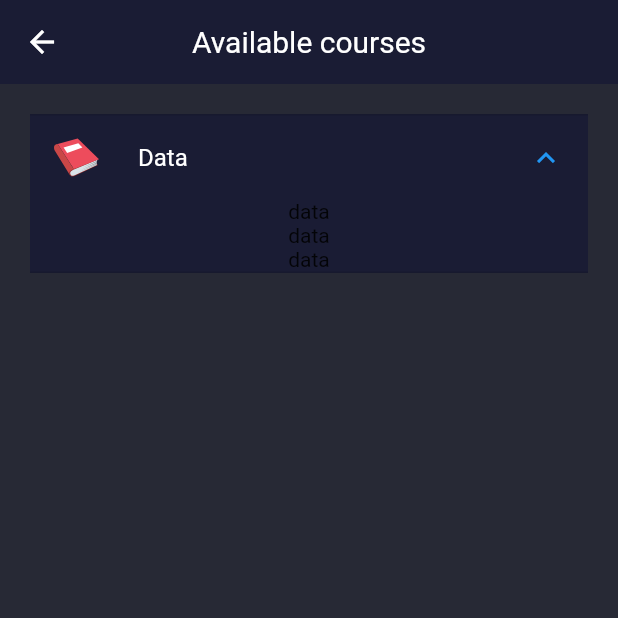
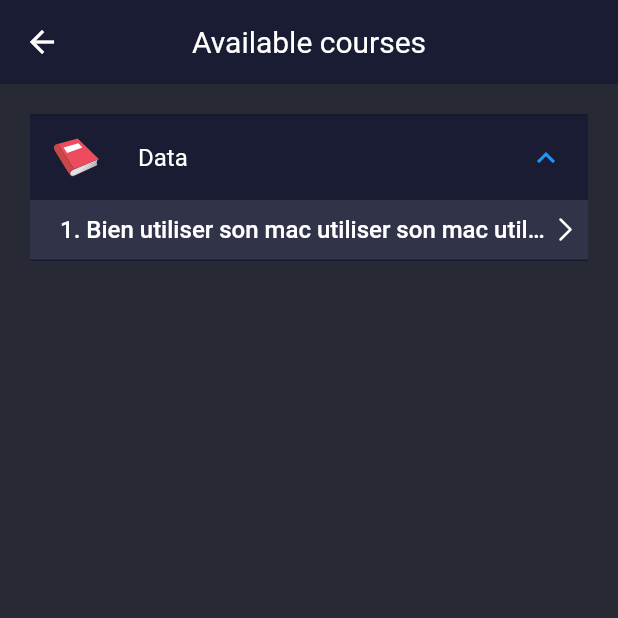
Before and after one commit to MisterPerfect007/NaN-class, a Flutter app: the CoursesPage screen opened directly, after a tap on "Data", on a phone screen of 412 x 824 dp, the top half of it. Run offline on Flutter 3.47's test engine with Material 2 defaults, Android fonts, the phone set to English and light mode, and no system bars; our stand-ins replace dartz, equatable, flutter_bloc, flutter_svg, google_sign_in; network calls fail.

Commit message:
Home and course feature

```diff
--- a/lib/features/courses/presenter/pages/courses_page.dart
+++ b/lib/features/courses/presenter/pages/courses_page.dart
@@ -1,6 +1,7 @@
 import 'package:flutter/material.dart';
 import 'package:flutter_svg/svg.dart';
 import 'package:nan_class/ui/colors/app_colors.dart';
+import 'package:nan_class/ui/svg_icons/svg_icons.dart';
 
 class CoursesPage extends StatelessWidget {
   const CoursesPage({super.key});
@@ -22,22 +23,47 @@ class CoursesPage extends StatelessWidget {
                 Container(
                     color: AppColors.mainViolet,
                     child: ExpansionTile(
-                      title: const Text('Data', overflow: TextOverflow.ellipsis, style: TextStyle(color: Colors.white),),
+                      title: const Text(
+                        'Data',
+                        overflow: TextOverflow.ellipsis,
+                        style: TextStyle(color: Colors.white),
+                      ),
                       collapsedIconColor: Colors.white,
                       leading: SvgPicture.asset(
                           "assets/app/content/closed-book.svg",
                           width: 30),
                       children: [
-                        Text("data"),
-                        Text("data"),
-                        Text("data"),
-                        // Text("data"),
-                        // Text("data"),
-                        // Text("data"),
-                        // Text("data"),
+                        Material(
+                          color: Colors.transparent,
+                          child: InkWell(
+                            onTap: () {},
+                            // splashColor: Colors.red,
+                            child: Container(
+                              padding: const EdgeInsets.only(
+                                  left: 20, right: 5, top: 10, bottom: 10),
+                              color: Colors.white.withOpacity(0.1),
+                              child: Row(
+                                children: const [
+                                  Expanded(
+                                    child: Text(
+                                          "1. Bien utiliser son mac utiliser son mac utiliser son mac",
+                                          maxLines: 1,
+                                          style: TextStyle(
+                                              color: Colors.white, fontSize: 16, fontWeight: FontWeight.w500),
+                                          overflow: TextOverflow.ellipsis,
+                                        )
+                                  ),
+                                  SvgIcon(
+                                    icon: SvgIcons.chevronRight,
+                                    color: Colors.white,
+                                  )
+                                ],
+                              ),
+                            ),
+                          ),
+                        )
                       ],
                     ))
-                /* ListTile(leading: Container(height: 5, width: 5, color: Colors.red, ),title: Text('title'),) */
               ],
             ),
           ),
--- /dev/null
+++ b/lib/features/home/presenter/bloc/home_event.dart
@@ -0,0 +1,16 @@
+part of 'home_bloc.dart';
+
+abstract class HomeEvent extends Equatable {
+  const HomeEvent();
+
+  @override
+  List<Object> get props => [];
+}
+
+class GetUser extends HomeEvent{
+  final String googleUserId;
+  const GetUser(this.googleUserId);
+
+  @override
+  List<Object> get props => [googleUserId];
+}
--- /dev/null
+++ b/lib/features/home/presenter/bloc/home_state.dart
@@ -0,0 +1,29 @@
+part of 'home_bloc.dart';
+
+abstract class HomeState extends Equatable {
+  const HomeState();
+
+  @override
+  List<Object> get props => [];
+}
+
+class HomeInitial extends HomeState {}
+
+class HomeLoading extends HomeState {}
+
+class HomeLoaded extends HomeState {
+  final User user;
+
+  const HomeLoaded(this.user);
+
+  @override
+  List<Object> get props => [user];
+}
+
+class HomeFailure extends HomeState {
+  final UserErrorType errorType;
+  const HomeFailure(this.errorType);
+
+  @override
+  List<Object> get props => [errorType];
+}
--- a/lib/ui/colors/app_colors.dart
+++ b/lib/ui/colors/app_colors.dart
@@ -3,4 +3,5 @@ import 'package:flutter/material.dart';
 class AppColors {
   static const Color mainViolet = Color.fromRGBO(26, 28, 52, 1);
   static const Color darkBg = Color.fromRGBO(39, 41, 53, 1);
+  static const Color mainGreen = Color.fromRGBO(51, 255, 0, 1);
 }
--- a/lib/ui/svg_icons/svg_icons.dart
+++ b/lib/ui/svg_icons/svg_icons.dart
@@ -15,6 +15,7 @@ enum SvgIcons {
   arrowLeft,
   noWifiLine,
   chevronLeft,
+  chevronRight,
   badO,
   menuAltLeft,
   project,
@@ -36,6 +37,7 @@ Map<SvgIcons, String> svgLink = {
   SvgIcons.arrowLeft: 'assets/svg/arrow-left.svg',
   SvgIcons.noWifiLine: 'assets/svg/no-wifi-line.svg',
   SvgIcons.chevronLeft: 'assets/svg/chevron-left.svg',
+  SvgIcons.chevronRight: 'assets/svg/chevron-right.svg',
   SvgIcons.badO: 'assets/svg/bad-o.svg',
   SvgIcons.menuAltLeft: 'assets/svg/menu-alt-left.svg',
   SvgIcons.project: 'assets/svg/project.svg',
--- a/pubspec.yaml
+++ b/pubspec.yaml
@@ -41,6 +41,8 @@ dependencies:
   google_sign_in: ^5.4.2
   http: ^0.13.5
   equatable: ^2.0.5
+  dartz: ^0.10.1
+  flutter_bloc: ^8.1.1
 
 dev_dependencies:
   flutter_test:
```
Also changed, not shown: lib/core/failure/failures.dart (added, +16 -0 lines), lib/features/courses/data/datasources/courses_remote_data_source.dart (added, +39 -0 lines), lib/features/home/data/datasources/user_remote_data_source.dart (added, +39 -0 lines), lib/features/home/presenter/bloc/home_bloc.dart (added, +23 -0 lines), lib/features/home/presenter/pages/home.dart (+70 -28 lines), lib/features/loginAndRegister/data/models/user_model.dart (+8 -8 lines), lib/features/loginAndRegister/domain/entity.dart (+4 -4 lines), lib/main.dart (+8 -1 lines), assets/svg/chevron-right.svg (added), pubspec.lock, 1 other file.
